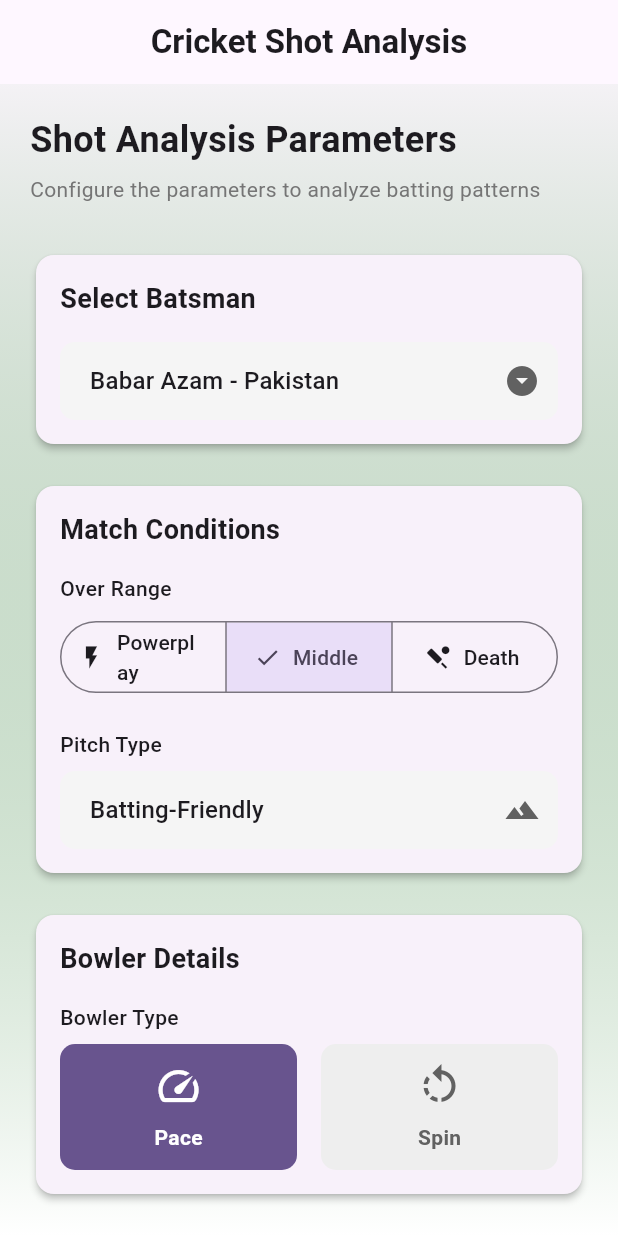
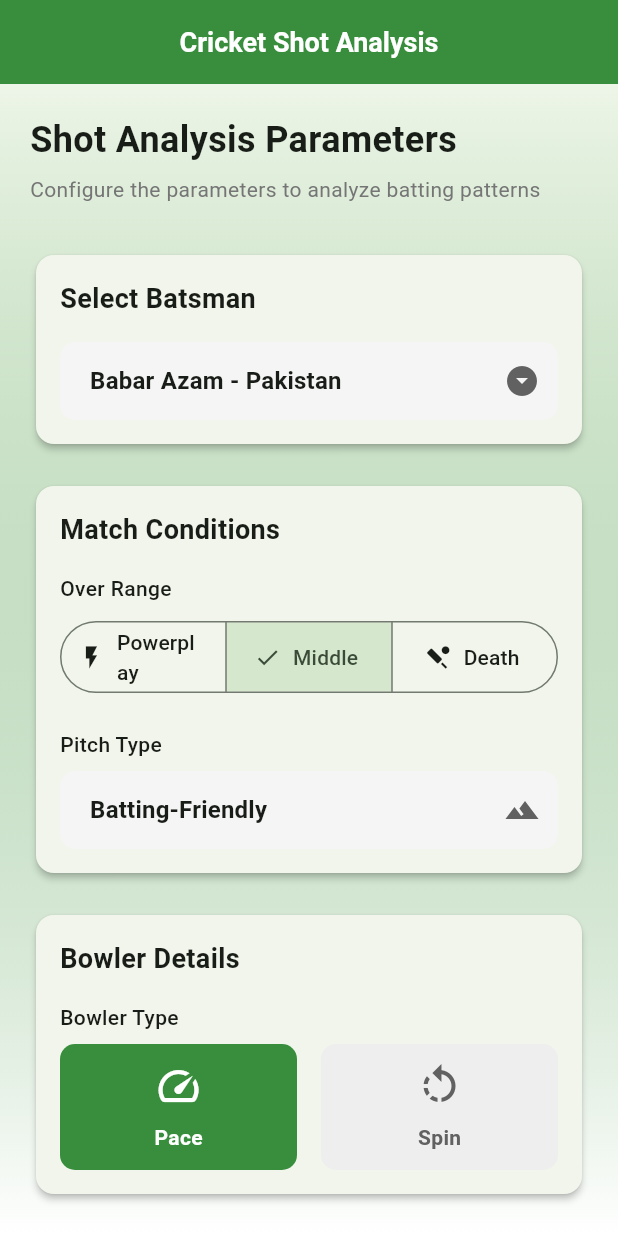
Before and after one commit to thecodemonster1/cric_field_project_1, a Flutter app: the screen it shows after launch, on a phone screen of 412 x 824 dp. Run offline on Flutter 3.47's test engine with Material 3 defaults, Android fonts, the phone set to English and light mode, and no system bars; missing offline and left inert: tflite_flutter.

Commit message:
Refactor MyApp: update theme management to use AppTheme for consistent styling

```diff
--- a/lib/main.dart
+++ b/lib/main.dart
@@ -1,6 +1,7 @@
 import 'package:cric_field_project_1/Pages/InputPage.dart';
 import 'package:cric_field_project_1/Pages/WagonWheelPage.dart';
 import 'package:cric_field_project_1/Services/Service.dart';
+import 'package:cric_field_project_1/theme/app_theme.dart';
 import 'package:flutter/material.dart';
 
 void main() async {
@@ -18,14 +19,9 @@ class MyApp extends StatelessWidget {
     return MaterialApp(
       title: 'Cricket Shot Analysis',
       debugShowCheckedModeBanner: false,
-      theme: ThemeData(
-        colorScheme: ColorScheme.fromSeed(seedColor: Colors.deepPurple),
-        useMaterial3: true,
-      ),
-      initialRoute: '/', // Set LoginPage as the initial route
+      theme: AppTheme.lightTheme,
+      initialRoute: '/',
       routes: {
-        // '/login': (context) => const LoginPage(),
-        // '/register': (context) => const RegisterPage(),
         '/': (context) => const InputPage(),
         '/wagonWheel': (context) {
           final args = ModalRoute.of(context)?.settings.arguments
```
